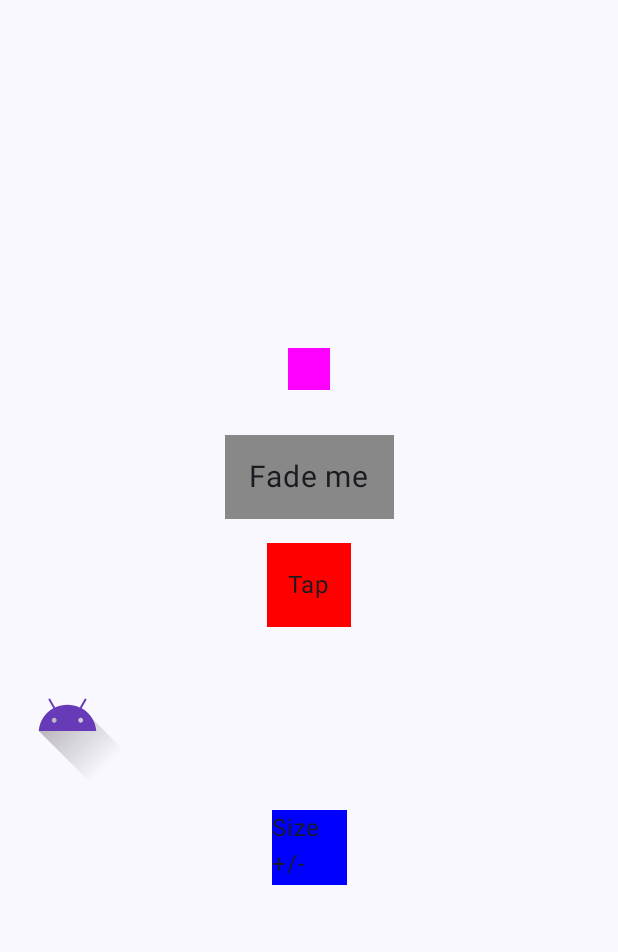
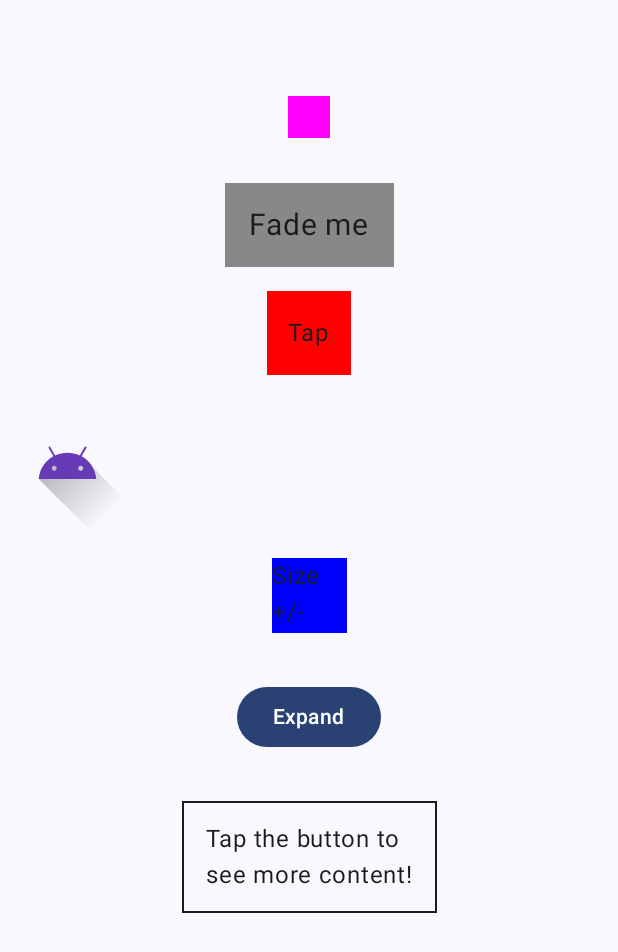
Before and after one commit to bekaweirdo/Animations, an Android app built with Jetpack Compose: the screen it shows after launch (ValueBasedAnimationActivity), after a tap on "Value-Based Animation", on a phone screen of 412 x 824 dp. Shown: the top 952 px of the screen. Run offline under Robolectric (Android 15) with nearby library versions, the light colour scheme and no system bars.

Commit message:
# Move contentSize animation to Value-Based animation

```diff
--- a/app/src/main/AndroidManifest.xml
+++ b/app/src/main/AndroidManifest.xml
@@ -33,9 +33,6 @@
         <activity android:name=".transition_animation.TransitionAnimationActivity"
             android:theme="@style/Theme.Animations" />
 
-        <activity android:name=".content_size.ContentSizeAnimationActivity"
-            android:theme="@style/Theme.Animations" />
-
         <activity android:name=".gesture.GestureAnimationActivity"
             android:theme="@style/Theme.Animations" />
 
--- a/app/src/main/java/com/bekka/animations/MainActivity.kt
+++ b/app/src/main/java/com/bekka/animations/MainActivity.kt
@@ -35,13 +35,11 @@ import com.bekka.animations.advanced_animated.AdvancedAnimationActivity
 import com.bekka.animations.animated_content.AnimatedContentActivity
 import com.bekka.animations.animated_specs.AnimatedSpecsAnimationActivity
 import com.bekka.animations.animated_visibility.AnimatedVisibilityActivity
-import com.bekka.animations.content_size.ContentSizeAnimationActivity
 import com.bekka.animations.data.DataProvider
 import com.bekka.animations.data.DataProvider.ADVANCED_ANIMATION
 import com.bekka.animations.data.DataProvider.ANIMATED_CONTENT
 import com.bekka.animations.data.DataProvider.ANIMATED_SPEC_ANIMATION
 import com.bekka.animations.data.DataProvider.ANIMATED_VISIBILITY
-import com.bekka.animations.data.DataProvider.CONTENT_SIZE_ANIMATION
 import com.bekka.animations.data.DataProvider.GESTURE_ANIMATION
 import com.bekka.animations.data.DataProvider.TRANSITION_ANIMATION
 import com.bekka.animations.data.DataProvider.TWO_WAY_CONVERTOR_ANIMATION
@@ -49,10 +47,10 @@ import com.bekka.animations.data.DataProvider.VALUE_BASED_ANIMATION
 import com.bekka.animations.data.DataProvider.VECTOR_BASED_ANIMATION
 import com.bekka.animations.data.model.AnimationModel
 import com.bekka.animations.gesture.GestureAnimationActivity
-import com.bekka.animations.value_based_animation.ValueBasedAnimationActivity
 import com.bekka.animations.transition_animation.TransitionAnimationActivity
 import com.bekka.animations.two_way_convertor.TwoWayConvertorActivity
 import com.bekka.animations.ui.theme.AnimationsTheme
+import com.bekka.animations.value_based_animation.ValueBasedAnimationActivity
 import com.bekka.animations.vector_animated.VectorAnimationActivity
 import kotlin.reflect.KClass
 
@@ -61,14 +59,13 @@ class MainActivity : ComponentActivity() {
         super.onCreate(savedInstanceState)
         setContent {
             AnimationsTheme {
-                // A surface container using the 'background' color from the theme
                 Surface(
                     modifier = Modifier.fillMaxSize(),
                     color = MaterialTheme.colorScheme.background
                 ) {
                     LazyColumn(
-                        verticalArrangement = Arrangement.spacedBy(space = 24.dp), // gap between items
-                        contentPadding = PaddingValues(all = 22.dp) // padding for LazyColumn layout
+                        verticalArrangement = Arrangement.spacedBy(space = 24.dp),
+                        contentPadding = PaddingValues(all = 22.dp)
                     ) {
                         items(DataProvider.optionsList) { item ->
                             AnimationItem(item)
@@ -114,7 +111,6 @@ fun AnimationItem(
 private fun Context.navigateToAnimation(it: AnimationModel){
     when(it.option){
         ANIMATED_VISIBILITY -> navigateToSomewhere(AnimatedVisibilityActivity::class)
-        CONTENT_SIZE_ANIMATION -> navigateToSomewhere(ContentSizeAnimationActivity::class)
         GESTURE_ANIMATION -> navigateToSomewhere(GestureAnimationActivity::class)
         VALUE_BASED_ANIMATION -> navigateToSomewhere(ValueBasedAnimationActivity::class)
         TRANSITION_ANIMATION -> navigateToSomewhere(TransitionAnimationActivity::class)
--- a/app/src/main/java/com/bekka/animations/data/DataProvider.kt
+++ b/app/src/main/java/com/bekka/animations/data/DataProvider.kt
@@ -18,7 +18,6 @@ import com.bekka.animations.data.model.AnimationModel
 object DataProvider {
 
     const val ANIMATED_VISIBILITY = "Animated Visibility"
-    const val CONTENT_SIZE_ANIMATION = "Content Size Animation"
     const val GESTURE_ANIMATION = "Gesture Animation"
     const val VALUE_BASED_ANIMATION = "Value-Based Animation"
     const val TRANSITION_ANIMATION = "Transition Animation"
@@ -30,7 +29,6 @@ object DataProvider {
 
     val optionsList = mutableListOf(
         AnimationModel(icon = Icons.Outlined.AccountBox, option = VALUE_BASED_ANIMATION),
-        AnimationModel(icon = Icons.Outlined.Add, option = CONTENT_SIZE_ANIMATION),
         AnimationModel(icon = Icons.Outlined.Build, option = ANIMATED_SPEC_ANIMATION),
         AnimationModel(icon = Icons.Outlined.Face, option = ANIMATED_VISIBILITY),
         AnimationModel(icon = Icons.Outlined.AddCircle, option = TRANSITION_ANIMATION),
--- a/app/src/main/java/com/bekka/animations/value_based_animation/ValueBasedAnimationActivity.kt
+++ b/app/src/main/java/com/bekka/animations/value_based_animation/ValueBasedAnimationActivity.kt
@@ -4,6 +4,7 @@ import android.os.Bundle
 import androidx.activity.ComponentActivity
 import androidx.activity.compose.setContent
 import androidx.compose.animation.animateColorAsState
+import androidx.compose.animation.animateContentSize
 import androidx.compose.animation.core.Spring
 import androidx.compose.animation.core.animateDpAsState
 import androidx.compose.animation.core.animateFloatAsState
@@ -11,6 +12,7 @@ import androidx.compose.animation.core.spring
 import androidx.compose.animation.core.tween
 import androidx.compose.foundation.Image
 import androidx.compose.foundation.background
+import androidx.compose.foundation.border
 import androidx.compose.foundation.clickable
 import androidx.compose.foundation.layout.Arrangement
 import androidx.compose.foundation.layout.Box
@@ -24,6 +26,7 @@ import androidx.compose.foundation.layout.padding
 import androidx.compose.foundation.layout.size
 import androidx.compose.foundation.layout.width
 import androidx.compose.foundation.layout.wrapContentHeight
+import androidx.compose.material3.Button
 import androidx.compose.material3.MaterialTheme
 import androidx.compose.material3.Surface
 import androidx.compose.material3.Text
@@ -60,6 +63,7 @@ class ValueBasedAnimationActivity : ComponentActivity() {
                         verticalArrangement = Arrangement.Center,
                         modifier = Modifier.fillMaxSize()
                     ) {
+                        Spacer(modifier = Modifier.height(50.dp))
                         // Float animation example
                         BoxSizeChangeExample()
                         Spacer(modifier = Modifier.height(16.dp))
@@ -77,6 +81,9 @@ class ValueBasedAnimationActivity : ComponentActivity() {
 
                         SizeAnimationExample()
                         Spacer(modifier = Modifier.height(16.dp))
+
+                        // ContentSize example
+                        ExpandableContentAnimation()
                     }
                 }
             }
@@ -205,3 +212,43 @@ fun SizeAnimationExample() {
         Text(text = "Size +/-")
     }
 }
+
+@Composable
+fun ExpandableContentAnimation() {
+    var expanded by remember { mutableStateOf(false) }
+
+    Column(
+        modifier = Modifier
+            .fillMaxSize()
+            .padding(16.dp),
+        horizontalAlignment = Alignment.CenterHorizontally,
+    ) {
+        Button(onClick = { expanded = !expanded }) {
+            Text(if (expanded) "Collapse" else "Expand")
+        }
+
+        Spacer(modifier = Modifier.height(32.dp))
+
+        Box(
+            modifier = Modifier
+                .border(1.dp, MaterialTheme.colorScheme.onSurface)
+                .padding(16.dp)
+                .animateContentSize(animationSpec = tween(600))
+        ) {
+            Column {
+                Text(
+                    "Tap the button to\nsee more content!",
+                    style = MaterialTheme.typography.bodyLarge
+                )
+                if (expanded) {
+                    Text(
+                        "This is the extra content that appears when the box is expanded. " +
+                                "You can collapse this content by tapping the button again.",
+                        style = MaterialTheme.typography.bodyLarge,
+                        modifier = Modifier.padding(top = 8.dp)
+                    )
+                }
+            }
+        }
+    }
+}
```
Also changed, not shown: app/src/main/java/com/bekka/animations/content_size/ContentSizeAnimationActivity.kt (deleted, +0 -93 lines).
